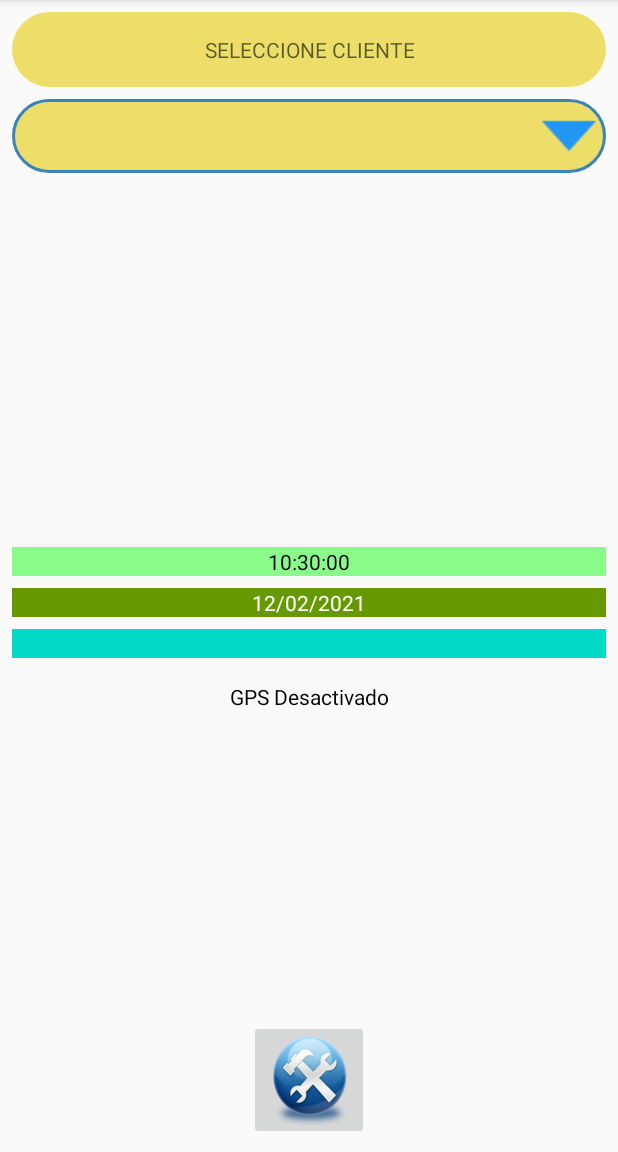
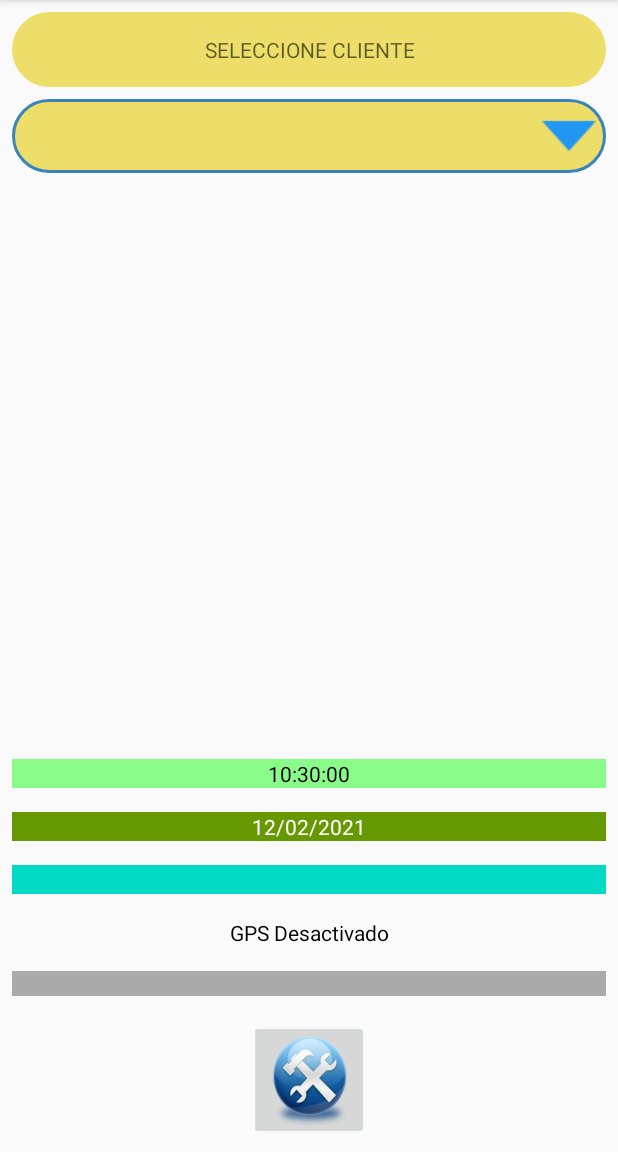
Before and after one commit to juliofusa/FICHAR, an Android app: the screen it shows after launch (MainActivity), on a phone screen of 412 x 824 dp, the part 84-1236 px from its top. Run offline under Robolectric (Android 15) with nearby library versions, the phone set to English and light mode, and no system bars.

Commit message:
sexto BORRADOR

```diff
--- a/app/src/main/AndroidManifest.xml
+++ b/app/src/main/AndroidManifest.xml
@@ -18,7 +18,8 @@
         <activity android:name=".FIRMAR"
             android:screenOrientation="sensorPortrait"
             android:windowSoftInputMode="stateHidden"
-            ></activity>
+            android:theme="@style/Theme.AppCompat.Light.NoActionBar">
+            </activity>
         <activity android:name=".MainActivity"
             android:screenOrientation="sensorPortrait"
             android:windowSoftInputMode="stateHidden" >
--- a/app/src/main/java/com/example/fichar/ADAPTADORES.java
+++ b/app/src/main/java/com/example/fichar/ADAPTADORES.java
@@ -47,7 +47,7 @@ public class ADAPTADORES {
 
     public Cursor getGESTOR() throws SQLException
     {
-        Cursor c = db.query( true, C_COLUMNA_GESTOR, listaGESTOR, null, null, null, null,null, null);
+         Cursor c = db.query( true, C_COLUMNA_GESTOR, listaGESTOR, null, null, null, null,null, null);
 
         return c;
     }
@@ -56,7 +56,7 @@ public class ADAPTADORES {
 
         Long date = System.currentTimeMillis();
 
-        SimpleDateFormat sdf = new SimpleDateFormat("dd/MM/yyyy");
+        SimpleDateFormat sdf = new SimpleDateFormat("dd/MM/yyyy",Locale.getDefault());
         //String dateString =
         return sdf.format(date);
     }
@@ -65,14 +65,20 @@ public class ADAPTADORES {
     public static final String HORAconformato() {
         Long date = System.currentTimeMillis();
         SimpleDateFormat sdf = new SimpleDateFormat("HH:mm:ss", Locale.ITALIAN);
-        String dateString = sdf.format(date);
-        return dateString;
+        //String dateString = sdf.format(date);
+        return sdf.format(date);
     }
     public static final String HORAMINUTO() {
         Long date = System.currentTimeMillis();
         SimpleDateFormat sdf = new SimpleDateFormat("HH:mm", Locale.ITALIAN);
-        String dateString = sdf.format(date);
-        return dateString;
+       // String dateString = sdf.format(date);
+        return sdf.format(date);
+    }
+    public static final String tiempocompleto() {
+        Long date = System.currentTimeMillis();
+        SimpleDateFormat sdf = new SimpleDateFormat("yyyyMMddHHmmss", Locale.ITALIAN);
+       // String dateString = sdf.format(date);
+        return sdf.format(date);
     }
     //devuelve String con el MES Y AÑO
     public static  final String mesyano(String FECHA){
--- a/app/src/main/java/com/example/fichar/MainActivity.java
+++ b/app/src/main/java/com/example/fichar/MainActivity.java
@@ -23,6 +23,7 @@ import android.support.annotation.NonNull;
 import android.support.v4.app.ActivityCompat;
 import android.support.v7.app.AppCompatActivity;
 import android.os.Bundle;
+import android.telephony.CarrierConfigManager;
 import android.util.Log;
 import android.view.View;
 import android.view.inputmethod.InputMethodManager;
@@ -48,10 +49,10 @@ import java.util.Timer;
 import java.util.TimerTask;
 
 public class MainActivity extends AppCompatActivity implements AdapterView.OnItemSelectedListener {
-    public TextView fecha, direccion, hora, cliente, gps,T_COMODIN,T_DNI;
+    public TextView fecha, direccion, hora, cliente, gps,persona,T_COMODIN,T_DNI;
     private EditText COMODIN,DNI;
     private Spinner CLIENTES;
-    private String Cliente_selecionado,Usuario_logado,Dni_logado;
+    private String Cliente_selecionado,Usuario_logado,Dni_logado,Hora_logado,msgps;
     private ImageButton FICHAR_INICIO,FICHAR_FIN;
     private ADAPTADORES dblogin;
     private SQLiteDatabase db;
@@ -93,6 +94,8 @@ public class MainActivity extends AppCompatActivity implements AdapterView.OnIte
 
         T_DNI= findViewById(R.id.Txt_dni);
 
+        persona= findViewById(R.id.Txt_Persona);
+
         COMODIN=findViewById(R.id.ED_comodin);
 
         DNI=findViewById(R.id.ED_dni);
@@ -130,15 +133,20 @@ public class MainActivity extends AppCompatActivity implements AdapterView.OnIte
             String fichsalida=c_fichaje.getString(4);
             String Cliente=c_fichaje.getString(2);
             Usuario_logado=c_fichaje.getString(7);
+            Hora_logado=c_fichaje.getString(3);
+
             if (fichsalida.equals("PENDIENTE")){
                 visibilidad(View.INVISIBLE);
                 CLIENTES.setVisibility(View.INVISIBLE);
                 FICHAR_FIN.setVisibility(View.VISIBLE);
                 cliente.setText(Cliente);
                 Cliente_selecionado=Cliente;
+                persona.setText(getResources().getString(R.string.entrada)+Usuario_logado+getResources().getString(R.string.alas)+Hora_logado);
+                persona.setVisibility(View.VISIBLE);
                //Toast.makeText(this, Cliente_selecionado, Toast.LENGTH_LONG).show();
             }else{
                 visibilidad(View.INVISIBLE);
+                persona.setVisibility(View.INVISIBLE);
             }
         }else{visibilidad(View.INVISIBLE);}
 
@@ -192,6 +200,8 @@ public class MainActivity extends AppCompatActivity implements AdapterView.OnIte
 
         FICHAR_INICIO.setVisibility(visibilidad);
 
+        //persona.setVisibility(visibilidad);
+
     }
     private void CREAR_CARPETAS(){
         // listado de carpetas a crear
@@ -210,9 +220,12 @@ public class MainActivity extends AppCompatActivity implements AdapterView.OnIte
 
         Dni_logado=DNI.getText().toString();
 
+        msgps= gps.getText().toString();
+
         if (Usuario_logado.equals("") || Dni_logado.equals("")){
             mensaje("Falta usuario y/o contraseña");
         }else{
+            if (!msgps.equals("Localización agregada")){
 
             Cursor login=getCOMODIN(Usuario_logado,Dni_logado);
             //login.moveToLast();
@@ -220,14 +233,21 @@ public class MainActivity extends AppCompatActivity implements AdapterView.OnIte
                 //mensaje(" ES VALIDO");
                 FICHAR_FIN.setVisibility(View.VISIBLE);
                 CLIENTES.setVisibility(View.INVISIBLE);
+
                 visibilidad(View.INVISIBLE);
+
                 Fichaje_inicial();
+                persona.setText(getResources().getString(R.string.entrada)+Usuario_logado+getResources().getString(R.string.alas)+Hora_logado);
+                persona.setVisibility(View.VISIBLE);
                 InputMethodManager imm = (InputMethodManager) getSystemService(Context.INPUT_METHOD_SERVICE);
                 imm.hideSoftInputFromWindow(V.getWindowToken(), 0);
-            }else{
+                }else {
                 mensaje(" NO ES VALIDO");
                 FICHAR_FIN.setVisibility(View.INVISIBLE);
                 FICHAR_INICIO.setVisibility(View.VISIBLE);
+                }
+            }else{
+                mensaje("El GPS no esta operativo, espere");
             }
         }
     }
@@ -265,13 +285,15 @@ public class MainActivity extends AppCompatActivity implements AdapterView.OnIte
 
         SQLiteDatabase db = usdbh.getWritableDatabase();
 
+        Hora_logado=ADAPTADORES.HORAMINUTO();
+
         if (db != null) {
 
             ContentValues nuevoRegistro = new ContentValues();
 
             nuevoRegistro.put("FECHA", ADAPTADORES.FECHAconformato());
             nuevoRegistro.put("CLIENTE",  Cliente_selecionado);
-            nuevoRegistro.put("HORA_ENTRADA", ADAPTADORES.HORAMINUTO());
+            nuevoRegistro.put("HORA_ENTRADA", Hora_logado);
             nuevoRegistro.put("HORA_SALIDA", "PENDIENTE");
             nuevoRegistro.put("GPS_ENTRADA", gps.getText().toString());
             nuevoRegistro.put("COMODIN", Usuario_logado);
@@ -467,7 +489,8 @@ public class MainActivity extends AppCompatActivity implements AdapterView.OnIte
         }
         mlocManager.requestLocationUpdates(LocationManager.NETWORK_PROVIDER, 0, 0, (LocationListener) Local);
         mlocManager.requestLocationUpdates(LocationManager.GPS_PROVIDER, 0, 0, (LocationListener) Local);
-        gps.setText("Localización agregada");
+        gps.setText(getResources().getString(R.string.LOCALIZACION));
+        msgps=getResources().getString(R.string.LOCALIZACION);
         direccion.setText("");
     }
 
--- a/app/src/main/res/layout/activity_main.xml
+++ b/app/src/main/res/layout/activity_main.xml
@@ -27,10 +27,11 @@
         android:layout_marginEnd="8dp"
         android:autofillHints=""
         android:background="@drawable/rectangle"
-        android:drawableLeft="@android:drawable/ic_menu_edit"
+        android:drawableStart="@android:drawable/ic_menu_edit"
+        android:drawablePadding="5dp"
         android:ems="10"
         android:gravity="center_horizontal|center_vertical"
-        android:hint="Escriba su nombre"
+        android:hint="@string/ESCRIBA"
         android:inputType="textPersonName"
         android:paddingLeft="10dp"
         android:paddingRight="10dp"
@@ -55,24 +56,26 @@
         android:layout_marginStart="8dp"
         android:layout_marginEnd="8dp"
         android:background="@drawable/rectangle"
-        android:drawableLeft="@android:drawable/ic_menu_edit"
+        android:drawableStart="@android:drawable/ic_menu_edit"
         android:ems="10"
         android:gravity="center"
+        android:hint="@string/CONTRASEÑA"
         android:inputType="textPassword"
-        android:paddingLeft="10dp"
+        android:paddingStart="10dp"
         android:paddingEnd="10dp"
+        app:layout_constraintBottom_toTopOf="@+id/CMD_FICHAR_INICIAL"
         app:layout_constraintEnd_toEndOf="parent"
         app:layout_constraintStart_toStartOf="parent"
-        app:layout_constraintTop_toBottomOf="@+id/Txt_dni" />
+        app:layout_constraintTop_toBottomOf="@+id/Txt_dni"
+        android:autofillHints="" />
 
     <ImageButton
         android:id="@+id/CMD_FICHAR_INICIAL"
         android:layout_width="0dp"
-        android:layout_height="wrap_content"
-        android:layout_marginStart="16dp"
-        android:layout_marginTop="8dp"
-        android:layout_marginEnd="16dp"
-        android:layout_marginBottom="8dp"
+        android:layout_height="0dp"
+        android:layout_marginStart="8dp"
+        android:layout_marginTop="16dp"
+        android:layout_marginEnd="8dp"
         android:background="@drawable/boton_redondo_gris"
         android:contentDescription="@string/fichar_ini"
         android:onClick="CMD_FICHAR"
@@ -106,10 +109,12 @@
         android:layout_marginStart="8dp"
         android:layout_marginTop="8dp"
         android:layout_marginEnd="8dp"
+        android:layout_marginBottom="8dp"
         android:background="@android:color/holo_green_dark"
         android:gravity="clip_horizontal|center_horizontal"
         android:text="@string/FECHA"
         android:textColor="@color/white"
+        app:layout_constraintBottom_toTopOf="@+id/Txt_direccion"
         app:layout_constraintEnd_toEndOf="parent"
         app:layout_constraintStart_toStartOf="parent"
         app:layout_constraintTop_toBottomOf="@+id/Txt_hora" />
@@ -119,11 +124,13 @@
         android:layout_width="0dp"
         android:layout_height="wrap_content"
         android:layout_marginStart="8dp"
-        android:layout_marginTop="8dp"
+        android:layout_marginTop="16dp"
         android:layout_marginEnd="8dp"
+        android:layout_marginBottom="8dp"
         android:background="@color/verde"
         android:gravity="center_horizontal"
         android:text="@string/HORA"
+        app:layout_constraintBottom_toTopOf="@+id/Txt_fecha"
         app:layout_constraintEnd_toEndOf="parent"
         app:layout_constraintStart_toStartOf="parent"
         app:layout_constraintTop_toBottomOf="@+id/CMD_FICHAR_INICIAL" />
@@ -147,9 +154,9 @@
         android:id="@+id/CMD_FICHAR_FIN"
         android:layout_width="0dp"
         android:layout_height="0dp"
-        android:layout_marginStart="16dp"
-        android:layout_marginTop="8dp"
-        android:layout_marginEnd="16dp"
+        android:layout_marginStart="8dp"
+        android:layout_marginTop="16dp"
+        android:layout_marginEnd="8dp"
         android:background="@drawable/boton_redondo_gris"
         android:contentDescription="@string/FIN"
         android:onClick="firmar"
@@ -182,10 +189,12 @@
         android:layout_marginStart="8dp"
         android:layout_marginTop="8dp"
         android:layout_marginEnd="8dp"
+        android:layout_marginBottom="8dp"
         android:background="@color/teal_200"
         android:gravity="center_horizontal"
         android:text="@string/DIRECCION"
         android:textStyle="bold|italic"
+        app:layout_constraintBottom_toTopOf="@+id/Txt_gps"
         app:layout_constraintEnd_toEndOf="parent"
         app:layout_constraintStart_toStartOf="parent"
         app:layout_constraintTop_toBottomOf="@+id/Txt_fecha" />
@@ -195,13 +204,33 @@
         android:layout_width="0dp"
         android:layout_height="wrap_content"
         android:layout_marginStart="8dp"
-        android:layout_marginTop="16dp"
+        android:layout_marginTop="8dp"
         android:layout_marginEnd="8dp"
+        android:layout_marginBottom="8dp"
         android:gravity="center_horizontal|center_vertical"
         android:text="@string/GPS"
         android:textColor="@color/black"
+        app:layout_constraintBottom_toTopOf="@+id/Txt_Persona"
         app:layout_constraintEnd_toEndOf="parent"
         app:layout_constraintStart_toStartOf="parent"
         app:layout_constraintTop_toBottomOf="@+id/Txt_direccion" />
 
+    <TextView
+        android:id="@+id/Txt_Persona"
+        android:layout_width="0dp"
+        android:layout_height="wrap_content"
+        android:layout_marginStart="8dp"
+        android:layout_marginTop="8dp"
+        android:layout_marginEnd="8dp"
+        android:layout_marginBottom="16dp"
+        android:background="@android:color/darker_gray"
+        android:gravity="center"
+        android:textColor="@color/white"
+        android:textSize="12sp"
+        android:textStyle="bold|italic"
+        app:layout_constraintBottom_toTopOf="@+id/imageButton3"
+        app:layout_constraintEnd_toEndOf="parent"
+        app:layout_constraintStart_toStartOf="parent"
+        app:layout_constraintTop_toBottomOf="@+id/Txt_gps" />
+
 </android.support.constraint.ConstraintLayout>
--- a/app/src/main/res/values/colors.xml
+++ b/app/src/main/res/values/colors.xml
@@ -10,4 +10,7 @@
     <color name="azul">#1638F4</color>
     <color name="verde">#89FB89</color>
     <color name="Color_amarillo_reg">#ECDE68</color>
+    <color name="gris">#DAD8D8</color>
+    <color name="azul_claro">#8AF4F4</color>
+    <color name="rojo_claro">#F48C8C</color>
 </resources>
--- a/app/src/main/res/values/strings.xml
+++ b/app/src/main/res/values/strings.xml
@@ -12,4 +12,14 @@
     <string name="fichar_ini">INICIO DE FICHAJE</string>
     <string name="clientes">CLIENTES</string>
     <string name="NOVALIDO">Falta el nombre de usuario y/o Contraseña</string>
+    <string name="ESCRIBA">ESCRIBA SU NOMBRE</string>
+    <string name="FICHAR">FICHAR</string>
+    <string name="BORRAR">BORRAR</string>
+    <string name="FIRMAR_MSJ">FIRME POR FAVOR</string>
+    <string name="SERVICIO">EULEN SERVICIOS AUXILIARES</string>
+    <string name="TIENE">Tiene: </string>
+    <string name="segundos">Segundos para firmar</string>
+    <string name="entrada">Fichaje Entrada:</string>
+    <string name="alas">a las</string>
+    <string name="LOCALIZACION">Localización agregada</string>
 </resources>
```
Also changed, not shown: app/src/main/java/com/example/fichar/Canvasview.java (+25 -0 lines), app/src/main/java/com/example/fichar/FIRMAR.java (+7 -5 lines), app/src/main/res/drawable/boton_redondo_rojopalido.xml (added, +9 -0 lines), app/src/main/res/layout/activity_f_i_r_m_a_r.xml (+12 -16 lines), app/src/main/res/drawable-v24/log_eulenbn.png (added).
